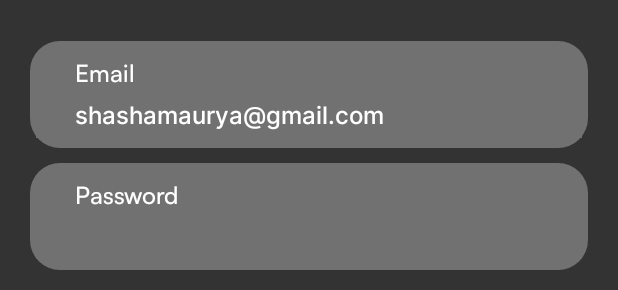
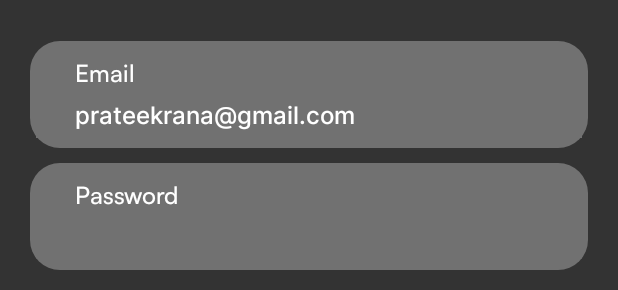
Before and after one commit to MritunjaiMaurya/HungryDevops, an Android app: the layout activity_login.xml on its own in the app's theme, with its tools: preview values and no code run, on a phone screen of 412 x 824 dp. Shown: the part 274-564 px from the top of the screen. Run offline under Robolectric (Android 15) with nearby library versions, the phone set to English and light mode, and no system bars.

Commit message:
new commit by mritunjai

```diff
--- a/app/src/main/res/layout/activity_login.xml
+++ b/app/src/main/res/layout/activity_login.xml
@@ -43,7 +43,7 @@
         android:id="@+id/edtEmail"
         android:layout_width="0dp"
         android:layout_height="40dp"
-        android:text="shashamaurya@gmail.com"
+        android:text="prateekrana@gmail.com"
         android:paddingHorizontal="30dp"
         android:fontFamily="@font/medium"
         android:textSize="16sp"
```
